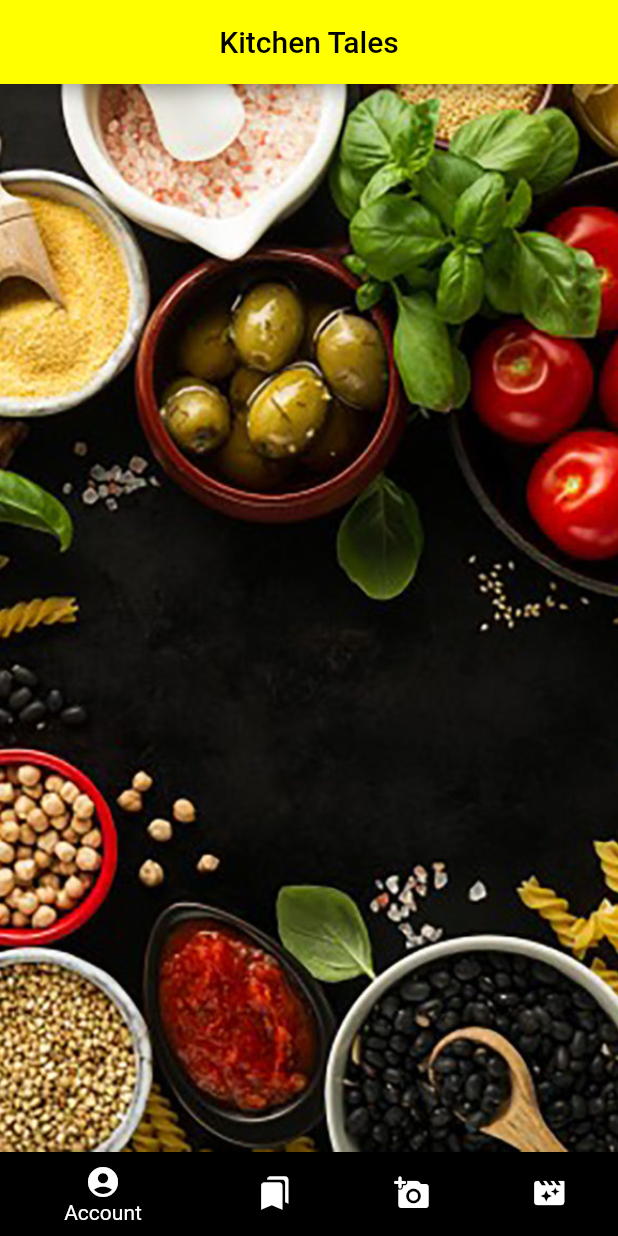
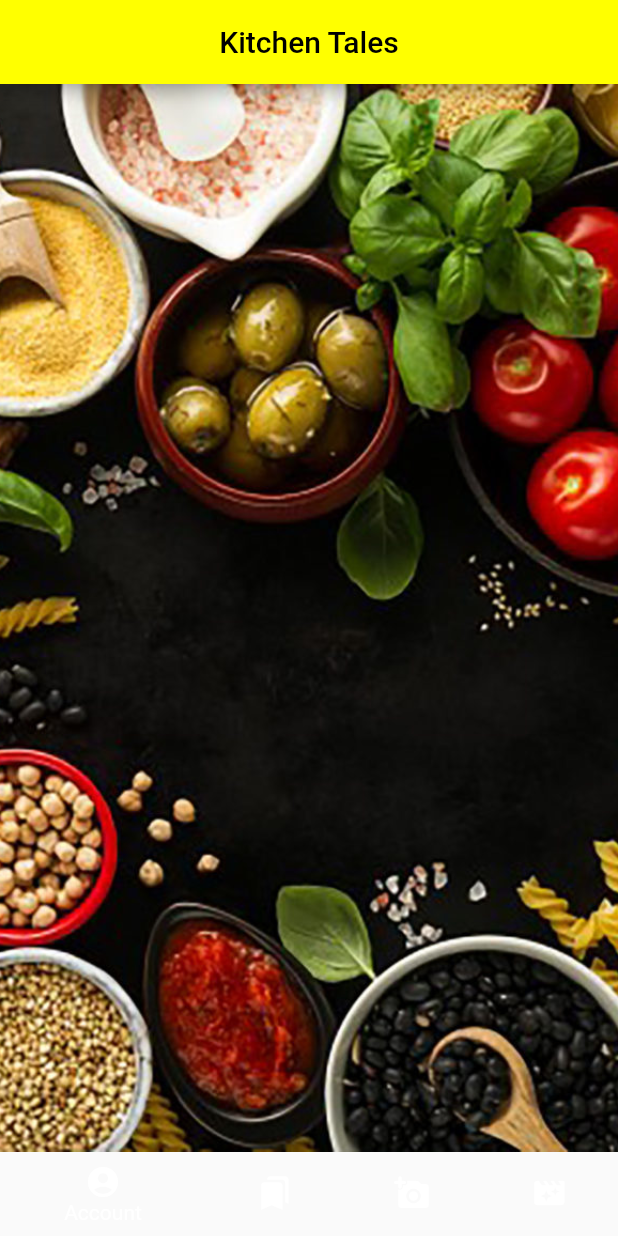
Before and after one commit to rajeshgayathri2003/Hackathon, a Flutter app: the screen it shows after launch, on a phone screen of 412 x 824 dp. Run offline on Flutter 3.47's test engine with Material 2 defaults, Android fonts, the phone set to English and light mode, and no system bars; our stand-ins replace google_fonts, image_picker, youtube_player_flutter.

Commit message:
adding new template

```diff
--- a/kitchen_tales/lib/main.dart
+++ b/kitchen_tales/lib/main.dart
@@ -1,8 +1,6 @@
 import 'package:flutter/material.dart';
-import 'ui/posts.dart';
-import 'ui/youtube.dart';
+
 import 'ui/home.dart';
-import 'ui/recipe.dart';
 
 void main() {
   runApp(new MaterialApp(
@@ -10,75 +8,4 @@ void main() {
   ));
 }
 
-class kitchen_tales extends StatelessWidget {
-  @override
-  Widget build(BuildContext context) {
-    return MaterialApp(
-      title: 'Kitchen Tales',
-      home: MyHomePage(
-        title: 'Kitchen Tales',
-      ),
-    );
-  }
-}
-
-class MyHomePage extends StatefulWidget {
-  MyHomePage({Key key, this.title}) : super(key: key);
-  final String title;
-  @override
-  _MyHomePageState createState() => _MyHomePageState();
-}
-
-class _MyHomePageState extends State<MyHomePage> {
-  int _currentIndex = 0;
-  final tabs = [
-    Container(
-      constraints: BoxConstraints.expand(),
-      decoration: BoxDecoration(
-          image: DecorationImage(
-              image: AssetImage("images/background.png"), fit: BoxFit.cover)),
-    ),
-    recipe(),
-    post(),
-    player()
-  ]; //don't change the above list
-  Widget build(BuildContext context) {
-    return Scaffold(
-      appBar: AppBar(
-        title: Text("Kitchen Tales", style: TextStyle(color: Colors.black)),
-        centerTitle: true,
-        backgroundColor: Colors.yellowAccent,
-        // actions: [
-        //   IconButton(icon: Icon(Icons.add_a_photo_sharp), onPressed: null)
-        // ],
-      ),
-      bottomNavigationBar: BottomNavigationBar(
-        currentIndex: _currentIndex,
-        items: [
-          BottomNavigationBarItem(
-              backgroundColor: Colors.black,
-              icon: Icon(Icons.account_circle),
-              title: Text("Account")),
-          BottomNavigationBarItem(
-              backgroundColor: Colors.black,
-              icon: Icon(Icons.bookmarks),
-              title: Text("Recipes")),
-          BottomNavigationBarItem(
-              backgroundColor: Colors.black,
-              icon: Icon(Icons.add_a_photo_rounded),
-              title: Text("Posts")),
-          BottomNavigationBarItem(
-              backgroundColor: Colors.black,
-              icon: Icon(Icons.movie_filter_rounded),
-              title: Text('Videos')),
-        ],
-        onTap: (index) {
-          setState(() {
-            _currentIndex = index;
-          });
-        },
-      ),
-      body: tabs[_currentIndex],
-    ); //don't change the nav bar
-  }
-}
+void main() => runApp(new recipe());
--- a/kitchen_tales/lib/ui/home.dart
+++ b/kitchen_tales/lib/ui/home.dart
@@ -1,4 +1,5 @@
 import 'package:flutter/material.dart';
+import 'package:youtube_player_flutter/youtube_player_flutter.dart';
 
 class kitchen_tales extends StatelessWidget {
   @override
@@ -20,7 +21,7 @@ class MyHomePage extends StatefulWidget {
 }
 
 class _MyHomePageState extends State<MyHomePage> {
-  int _currentIndex = 0; //don't change
+  int _currentIndex = 0;
   Widget build(BuildContext context) {
     return Scaffold(
       appBar: AppBar(
@@ -35,28 +36,20 @@ class _MyHomePageState extends State<MyHomePage> {
         currentIndex: _currentIndex,
         items: [
           BottomNavigationBarItem(
-              backgroundColor: Colors.black,
-              icon: Icon(Icons.account_circle),
-              title: Text("Account")),
+              icon: Icon(Icons.account_circle), title: Text("Account")),
           BottomNavigationBarItem(
-              backgroundColor: Colors.black,
-              icon: Icon(Icons.bookmarks),
-              title: Text("Recipes")),
+              icon: Icon(Icons.bookmarks), title: Text("Recipes")),
           BottomNavigationBarItem(
-              backgroundColor: Colors.black,
-              icon: Icon(Icons.add_a_photo_rounded),
-              title: Text("Posts")),
+              icon: Icon(Icons.add_a_photo_rounded), title: Text("Posts")),
           BottomNavigationBarItem(
-              backgroundColor: Colors.black,
-              icon: Icon(Icons.movie_filter_rounded),
-              title: Text('Videos')),
+              icon: Icon(Icons.movie_filter_rounded), title: Text('Videos')),
         ],
         onTap: (index) {
           setState(() {
             _currentIndex = index;
           });
         },
-      ), //don't change nav bar
+      ),
       body: Container(
         constraints: BoxConstraints.expand(),
         decoration: BoxDecoration(
```
Also changed, not shown: kitchen_tales/lib/ui/detail_screen.dart (added, +248 -0 lines), kitchen_tales/lib/ui/recipe.dart (+22 -13 lines), kitchen_tales/lib/ui/youtube.dart (deleted, +0 -36 lines), kitchen_tales/images/burger.jpg (added), kitchen_tales/images/chicken_g.jpg (added), kitchen_tales/images/chiken_f.jpeg (added), kitchen_tales/images/pizza.jpg (added), kitchen_tales/images/spaghetti.jpg (added), kitchen_tales/lib/ui/home_screen.dart (added).
